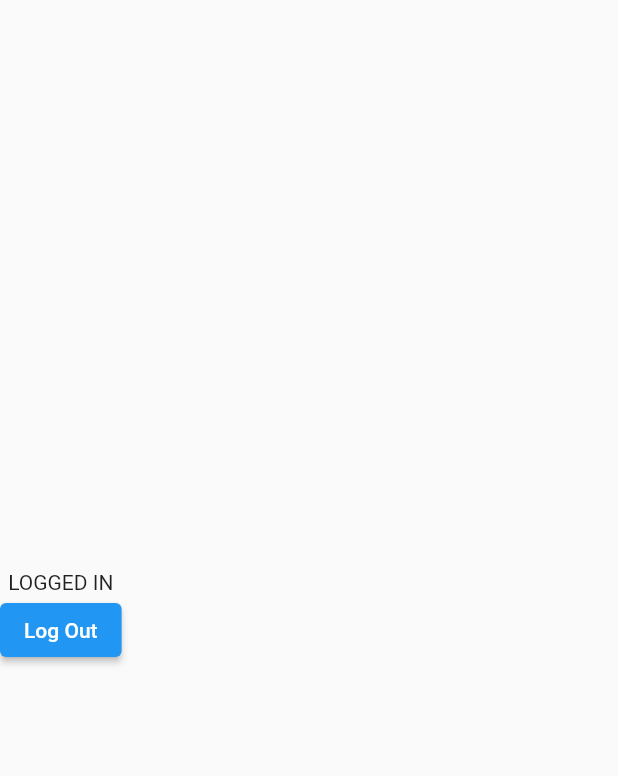
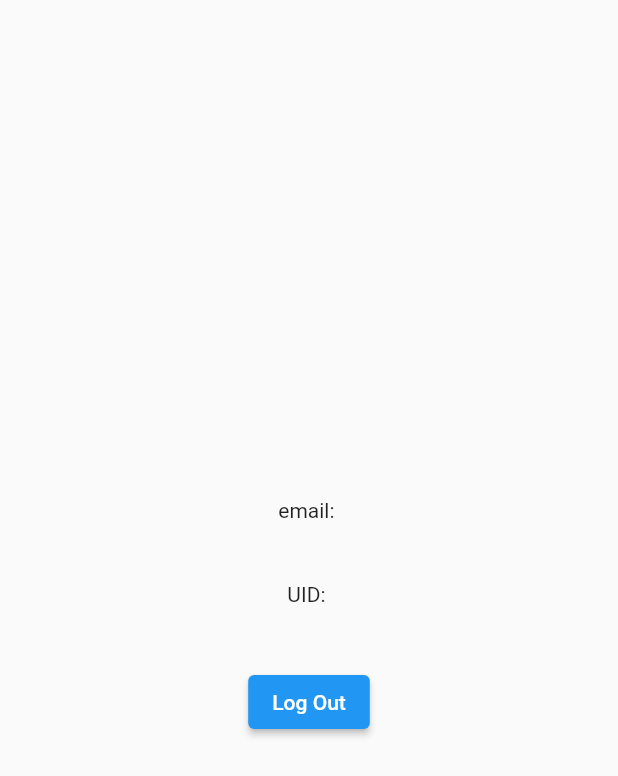
Before and after one commit to egemenongel/firebase_app, a Flutter app: the ProfileView screen opened directly, on a phone screen of 412 x 824 dp. Shown: the top 776 px of the screen. Run offline on Flutter 3.47's test engine with Material 2 defaults, Android fonts, the phone set to English and light mode, and no system bars; our stand-ins replace firebase_auth, firebase_core, flutter_dotenv; accounts and stored records are empty; network calls fail.

Commit message:
Add user info to auth service and implement it to profile view

```diff
--- a/lib/services/auth_service.dart
+++ b/lib/services/auth_service.dart
@@ -7,6 +7,10 @@ class AuthService {
 
   Stream<User?> get user {
     return _instance.authStateChanges();
+  }
+
+  User? get userInfo {
+    return _instance.currentUser as User;
   }
 
   Future login(String email, String password) async {
--- a/lib/views/profile.dart
+++ b/lib/views/profile.dart
@@ -12,21 +12,32 @@ class ProfileView extends StatefulWidget {
 class _ProfileViewState extends State<ProfileView> {
   @override
   Widget build(BuildContext context) {
+    void _logOut() {
+      AuthService().logOut();
+      Navigator.pushAndRemoveUntil(
+          context,
+          MaterialPageRoute(builder: (context) => LoginView()),
+          (route) => false);
+    }
+
     return Scaffold(
-      body: Column(
-        mainAxisAlignment: MainAxisAlignment.center,
+      body: Row(
         children: [
-          const Text('LOGGED IN'),
-          ElevatedButton(
-            onPressed: () {
-              AuthService().logOut();
-              Navigator.pushAndRemoveUntil(
-                  context,
-                  MaterialPageRoute(builder: (context) => LoginView()),
-                  (route) => false);
-            },
-            child: const Text('Log Out'),
-          )
+          Expanded(
+            child: Column(
+              mainAxisAlignment: MainAxisAlignment.center,
+              children: [
+                Text('email: ${AuthService().userInfo!.email!}'),
+                const SizedBox(height: 40),
+                Text('UID: ${AuthService().userInfo!.uid}'),
+                const SizedBox(height: 40),
+                ElevatedButton(
+                  onPressed: _logOut,
+                  child: const Text('Log Out'),
+                )
+              ],
+            ),
+          ),
         ],
       ),
     );
```
